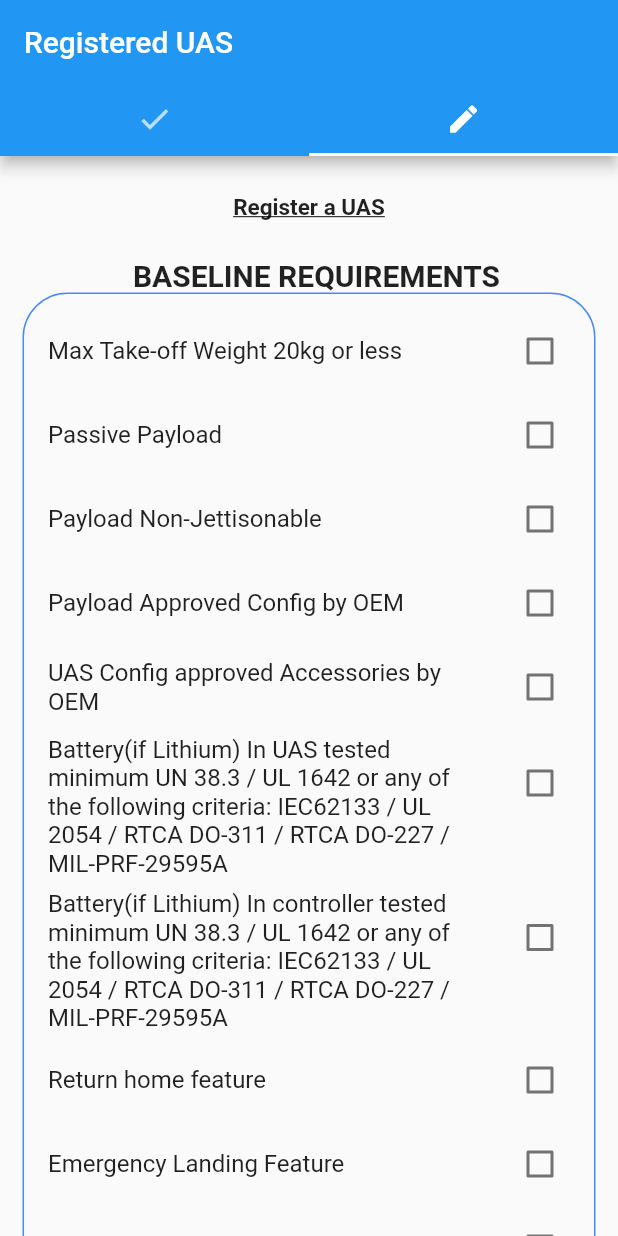
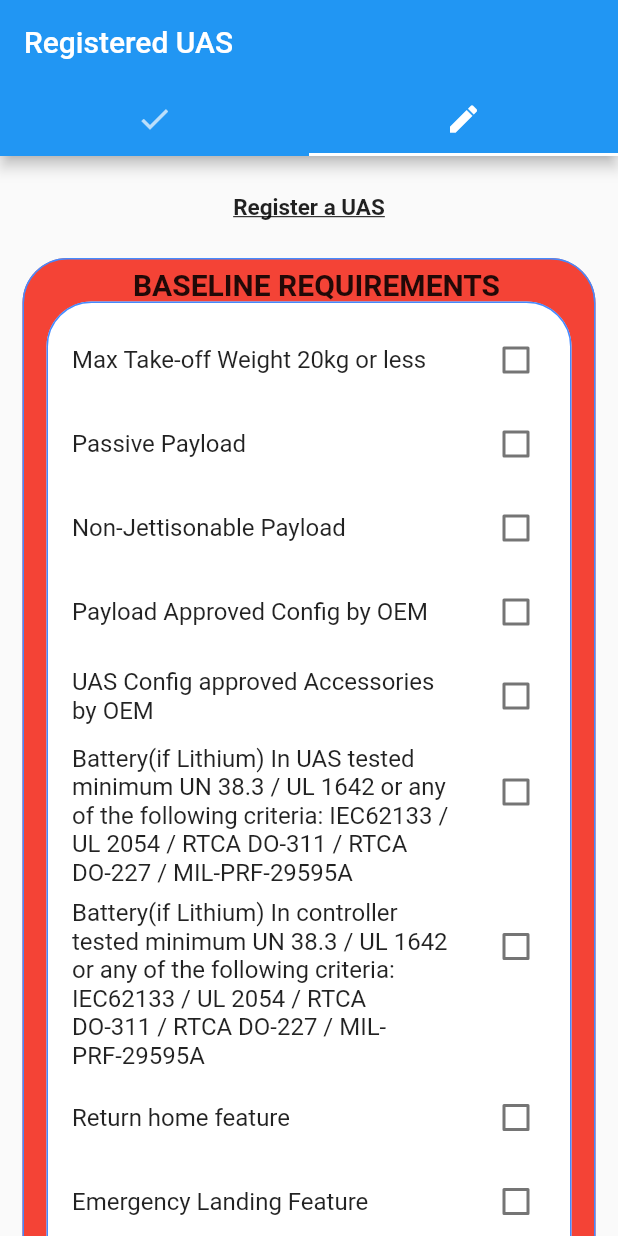
Before and after one commit to WXenon/uas_registration, a Flutter app: the RegisteredUASPage screen opened directly, tab 2 chosen, on a phone screen of 412 x 824 dp. Run offline on Flutter 3.47's test engine with Material 2 defaults, Android fonts, the phone set to English and light mode, and no system bars.

Commit message:
minor UI update

```diff
--- a/lib/main.dart
+++ b/lib/main.dart
@@ -216,15 +216,30 @@ class _RegisteredUASPage extends State<RegisteredUASPage> {
                           child: new Text("Register a UAS", style: new TextStyle(fontSize: 15, fontWeight: FontWeight.bold, decoration: TextDecoration.underline),),
                         ),
                         new Align(
-                          child: new Row(
+                          child: new Container(
+                            margin: EdgeInsets.fromLTRB(15, 25, 15, 0),
+                            padding: EdgeInsets.fromLTRB(0, 5, 0, 10),
+                            decoration: BoxDecoration(
+                              border: Border.all(color: Colors.blueAccent),
+                              borderRadius: new BorderRadius.circular(30.0),
+                              boxShadow: [
+                                BoxShadow(
+                                  color: Colors.red,
+//                                  blurRadius: 20.0, // has the effect of softening the shadow
+//                                  spreadRadius: 5.0, // has the effect of extending the shadow
+//                                  offset: Offset(
+//                                    10.0, // horizontal, move right 10
+//                                    10.0, // vertical, move down 10
+//                                  ),
+                                )
+                              ],
+                              ),
+                            child: new Column(
                               mainAxisAlignment: MainAxisAlignment.center,
                               children: <Widget>[
                                 new Container(
-                                margin: EdgeInsets.fromLTRB(10, 25, 0, 0),
+                                  margin: EdgeInsets.fromLTRB(10, 0, 0, 0),
                                   child: new Text("BASELINE REQUIREMENTS", style: new TextStyle(fontSize: 20, fontWeight: FontWeight.bold),),
-                              )
-                            ],
-                          ),
                                 ),
                                 new Container(
                                     margin: EdgeInsets.fromLTRB(15, 0, 15, 0),
@@ -232,6 +247,17 @@ class _RegisteredUASPage extends State<RegisteredUASPage> {
                                     decoration: BoxDecoration(
                                       border: Border.all(color: Colors.blueAccent),
                                       borderRadius: new BorderRadius.circular(30.0),
+                                      boxShadow: [
+                                        BoxShadow(
+                                          color: Colors.white,
+//                                  blurRadius: 20.0, // has the effect of softening the shadow
+//                                  spreadRadius: 5.0, // has the effect of extending the shadow
+//                                  offset: Offset(
+//                                    10.0, // horizontal, move right 10
+//                                    10.0, // vertical, move down 10
+//                                  ),
+                                        )
+                                      ],
                                     ),
                                     child: new Column(
                                       mainAxisAlignment: MainAxisAlignment.center,
@@ -249,7 +275,7 @@ class _RegisteredUASPage extends State<RegisteredUASPage> {
                                         new CheckboxListTile(
                                           value: pL_non_jett,
                                           onChanged: _pL_non_jettChanged,
-                                title: new Text("Payload Non-Jettisonable"),
+                                          title: new Text("Non-Jettisonable Payload"),
                                         ),
                                         new CheckboxListTile(
                                           value: pL_approvedConfByOEM,
@@ -305,16 +331,20 @@ class _RegisteredUASPage extends State<RegisteredUASPage> {
                                             margin: EdgeInsets.fromLTRB(15, 0, 15, 0),
                                             child: new Text("*DO NOTE THAT ALL IN BASELINE REQUIREMENTS ARE TO BE CHECKED TO BE ACCEPTED FOR REGISTRATION!",
                                                 style: new TextStyle(fontSize: 10, fontWeight: FontWeight.bold, fontStyle: FontStyle.italic, color: Colors.red))
-                              ),
-                            ],
+                                        )
+                                      ]
                                     )
                                 )
-                      ],
+                              ]
+                            )
+                          )
+                        )
+                      ]
                     )
                   )
                 )
               ])
-          ),
+          )
         ),
         onWillPop: _onWillPop);}
 }
```
Lines whose indentation alone changed are shown as unchanged.
